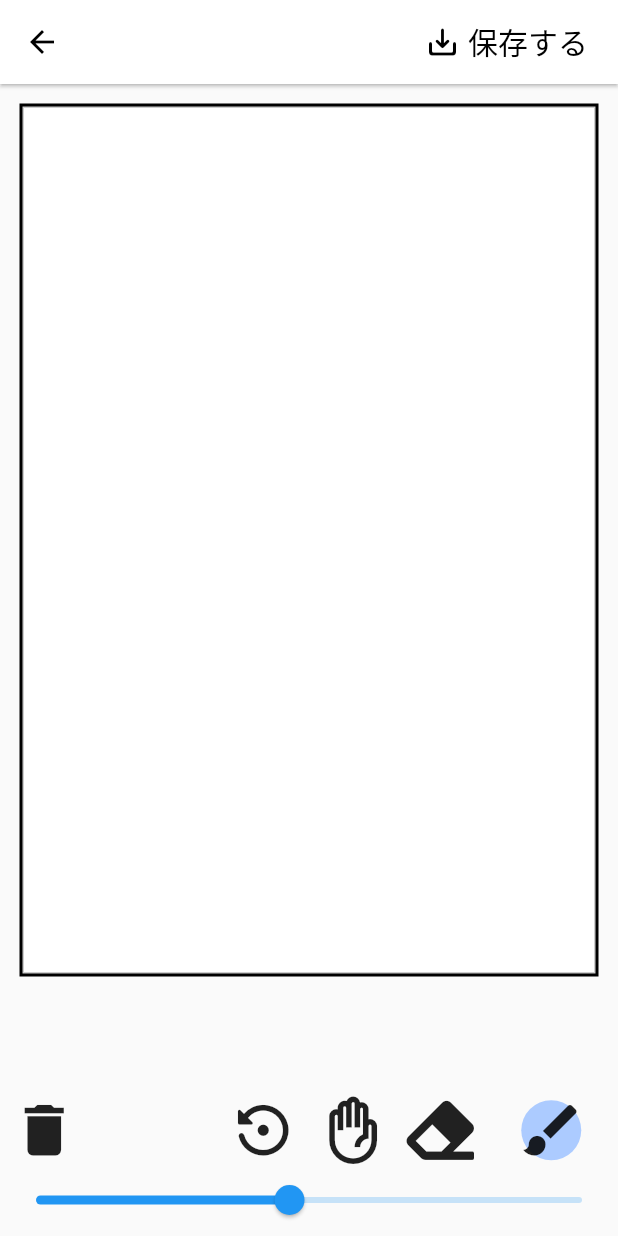
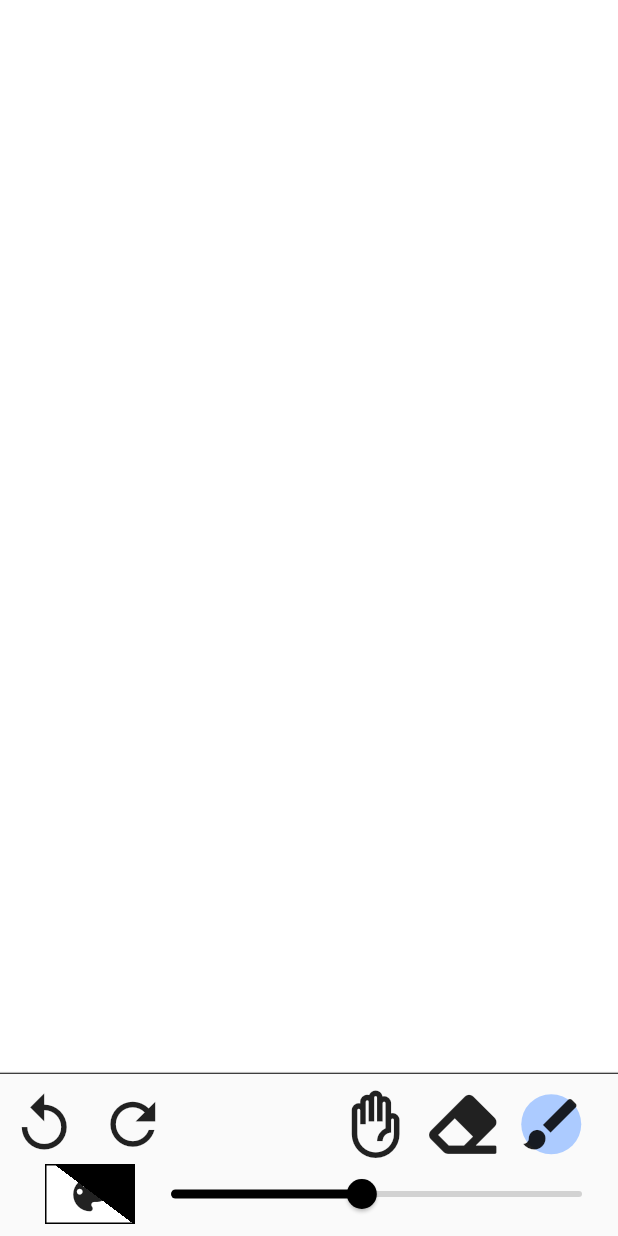
Before and after one commit to KimiMasa1021/HandWrittenMemo-App, a Flutter app: the PaintScreen screen opened directly, on a phone screen of 412 x 824 dp. Run offline on Flutter 3.47's test engine with Material 2 defaults, Android fonts, the phone set to English and light mode, and no system bars; our stand-ins replace cached_network_image, cloud_firestore, firebase_auth, firebase_core, firebase_storage, flutter_colorpicker and 5 more; missing offline and left inert: unity_ads_plugin, zoom_widget; accounts and stored records are empty.

Commit message:
🍇paint

```diff
--- a/lib/model/draw_state.dart
+++ b/lib/model/draw_state.dart
@@ -14,6 +14,7 @@ class DrawState with _$DrawState {
     @Default(false) bool isZoom,
     @Default(7.5) double thickness,
     @Default(Colors.black) Color pickColor,
+    @Default(Colors.black) Color previousColor,
     @Default(Offset.zero) Offset offset,
     @Default(Offset.zero) Offset initialFocalPoint,
     @Default(Offset.zero) Offset sessionOffset,
--- a/lib/screens/Paint/PaintComponent/paint_operate.dart
+++ b/lib/screens/Paint/PaintComponent/paint_operate.dart
@@ -1,45 +1,53 @@
 import 'package:flutter/material.dart';
+import 'package:flutter_colorpicker/flutter_colorpicker.dart';
 import 'package:hooks_riverpod/hooks_riverpod.dart';
 import 'package:zen03/common/shared/my_flutter_app_icons.dart';
 import 'package:zen03/screens/Paint/PaintComponent/paint_operate_icon.dart';
-import 'package:zen03/screens/paint/PaintComponent/color_picker.dart';
+import '../../../common/common.dart';
 import '../../../providers/general_providers.dart';
 
 class PaintOperation extends HookConsumerWidget {
-  const PaintOperation({Key? key}) : super(key: key);
-
+  PaintOperation({Key? key}) : super(key: key);
+  void changeColor(Color color) {}
   @override
   Widget build(BuildContext context, WidgetRef ref) {
     final paintController = ref.watch(drawControllerProvider.notifier);
     final state = ref.watch(drawControllerProvider);
     return SizedBox(
       width: double.infinity,
-      height: 160,
+      height: 110,
       child: Column(
-        mainAxisAlignment: MainAxisAlignment.end,
+        mainAxisAlignment: MainAxisAlignment.start,
         children: [
+          const Divider(
+            height: 3,
+            color: Colors.black,
+          ),
+          const SizedBox(height: 10),
           Row(
             mainAxisAlignment: MainAxisAlignment.spaceBetween,
             children: [
-              //  すべて削除
+              Row(
+                children: [
+                  //ひとつ戻る
                   PaintOperateIcon(
                     pickIcon: const Icon(
-                  Icons.delete,
-                  size: 45,
-                ),
-                function: () => paintController.clear(),
-              ),
-              Row(
-                mainAxisAlignment: MainAxisAlignment.start,
-                children: [
-                  //  ひとつ戻る
-                  PaintOperateIcon(
-                    pickIcon: const Icon(
-                      Icons.settings_backup_restore_rounded,
+                      Icons.replay_outlined,
                       size: 45,
                     ),
                     function: () => paintController.undo(),
                   ),
+                  //ひとつ戻る
+                  PaintOperateIcon(
+                    pickIcon: const Icon(
+                      Icons.refresh,
+                      size: 45,
+                    ),
+                    function: () => paintController.undo(),
+                  ),
+                ],
+              ),
+              const Spacer(),
               //  拡大　縮小
               PaintOperateIcon(
                 pickIcon: const Icon(
@@ -56,7 +64,6 @@ class PaintOperation extends HookConsumerWidget {
                 ),
                 function: () => paintController.chageEraser(Colors.white),
               ),
-                  const SizedBox(width: 15),
               //  ペンモード
               PaintOperateIcon(
                 pickIcon: const Icon(
@@ -68,18 +75,78 @@ class PaintOperation extends HookConsumerWidget {
               const SizedBox(width: 15),
             ],
           ),
-            ],
-          ),
           Consumer(
             builder: (context, ref, child) {
               final paintController =
                   ref.watch(drawControllerProvider.notifier);
               final state = ref.watch(drawControllerProvider);
-              return Slider(
+              return Row(
+                children: [
+                  InkWell(
+                    onTap: () {
+                      showDialog(
+                        context: context,
+                        builder: (BuildContext context) {
+                          return AlertDialog(
+                            titlePadding: const EdgeInsets.all(0),
+                            contentPadding: const EdgeInsets.all(0),
+                            shape: const RoundedRectangleBorder(
+                              borderRadius: BorderRadius.vertical(
+                                top: Radius.circular(500),
+                                bottom: Radius.circular(100),
+                              ),
+                            ),
+                            content: SingleChildScrollView(
+                              child: HueRingPicker(
+                                pickerColor: state.pickColor,
+                                onColorChanged: (color) =>
+                                    paintController.chageColor(color),
+                                enableAlpha: true,
+                                displayThumbColor: true,
+                              ),
+                            ),
+                          );
+                        },
+                      );
+                    },
+                    child: Container(
+                      margin: const EdgeInsets.only(left: 30),
+                      width: 60,
+                      height: 40,
+                      decoration: BoxDecoration(
+                        border: Border.all(),
+                        gradient: LinearGradient(
+                          begin: Alignment.topRight,
+                          end: Alignment.bottomCenter,
+                          colors: [
+                            state.pickColor,
+                            state.pickColor,
+                            Colors.white,
+                          ],
+                          stops: const [0, 0.65, 0.5],
+                        ),
+                      ),
+                      child: const Center(
+                        child: Icon(
+                          Icons.color_lens_rounded,
+                          size: 30,
+                        ),
+                      ),
+                    ),
+                  ),
+                  Expanded(
+                    child: Slider(
+                      label: "1",
+                      thumbColor: Colors.black,
+                      activeColor: Colors.black,
+                      inactiveColor: const Color.fromARGB(255, 210, 210, 210),
                       value: state.thickness,
                       onChanged: (val) => paintController.ticknessSlider(val),
                       min: 1,
                       max: 15,
+                    ),
+                  ),
+                ],
               );
             },
           ),
--- a/lib/screens/Paint/paint_screen.dart
+++ b/lib/screens/Paint/paint_screen.dart
@@ -28,9 +28,9 @@ class PaintScreen extends HookConsumerWidget {
   @override
   Widget build(BuildContext context, WidgetRef ref) {
     // ステータスバーとアップバーの高さを取得
-    var appBarheight =
-        AppBar().preferredSize.height + MediaQuery.of(context).padding.top;
-
+    // var appBarheight =
+    //     AppBar().preferredSize.height + MediaQuery.of(context).padding.top;
+    var appBarheight = MediaQuery.of(context).padding.top;
     ValueNotifier<Offset> offset = useState(Offset.zero);
     ValueNotifier<Offset> initialForcalPOint = useState(Offset.zero);
     ValueNotifier<Offset> sessionOffset = useState(Offset.zero);
@@ -50,58 +50,59 @@ class PaintScreen extends HookConsumerWidget {
         );
         return false;
       },
+      child: SafeArea(
         child: Scaffold(
-        appBar: AppBar(
-          backgroundColor: Colors.white,
-          elevation: 1,
-          centerTitle: true,
-          leading: IconButton(
-            icon: const Icon(
-              Icons.arrow_back,
-              color: Colors.black,
-            ),
-            onPressed: () {
-              showDialog(
-                context: context,
-                builder: (BuildContext context) {
-                  return const PaintBackDialog();
-                },
-              );
-            },
-          ),
-          actions: [
-            Consumer(
-              builder: (context, ref, child) {
-                final pictureRepository = ref.watch(pictureRepositoryProvider);
-                return InkWell(
-                  onTap: () {
-                    pictureRepository.getDrawKey(_imageKey);
-                    showDialog(
-                      context: context,
-                      builder: (BuildContext context) {
-                        return const PaintSaveDialog();
-                      },
-                    );
-                  },
-                  child: Row(
-                    children: const [
-                      Icon(
-                        Icons.save_alt_rounded,
-                        color: Colors.black,
-                      ),
-                      SizedBox(width: 5),
-                      Text(
-                        "保存する",
-                        style: TextStyle(color: Colors.black, fontSize: 20),
-                      ),
-                      SizedBox(width: 20),
-                    ],
-                  ),
-                );
-              },
-            )
-          ],
-        ),
+          // appBar: AppBar(
+          //   backgroundColor: Colors.white,
+          //   elevation: 1,
+          //   centerTitle: true,
+          //   leading: IconButton(
+          //     icon: const Icon(
+          //       Icons.arrow_back,
+          //       color: Colors.black,
+          //     ),
+          //     onPressed: () {
+          //       showDialog(
+          //         context: context,
+          //         builder: (BuildContext context) {
+          //           return const PaintBackDialog();
+          //         },
+          //       );
+          //     },
+          //   ),
+          //   actions: [
+          //     Consumer(
+          //       builder: (context, ref, child) {
+          //         final pictureRepository = ref.watch(pictureRepositoryProvider);
+          //         return InkWell(
+          //           onTap: () {
+          //             pictureRepository.getDrawKey(_imageKey);
+          //             showDialog(
+          //               context: context,
+          //               builder: (BuildContext context) {
+          //                 return const PaintSaveDialog();
+          //               },
+          //             );
+          //           },
+          //           child: Row(
+          //             children: const [
+          //               Icon(
+          //                 Icons.save_alt_rounded,
+          //                 color: Colors.black,
+          //               ),
+          //               SizedBox(width: 5),
+          //               Text(
+          //                 "保存する",
+          //                 style: TextStyle(color: Colors.black, fontSize: 20),
+          //               ),
+          //               SizedBox(width: 20),
+          //             ],
+          //           ),
+          //         );
+          //       },
+          //     )
+          //   ],
+          // ),
           body: SingleChildScrollView(
             physics: const NeverScrollableScrollPhysics(), //スクロールを無効
             child: SizedBox(
@@ -109,8 +110,6 @@ class PaintScreen extends HookConsumerWidget {
               child: Column(
                 children: [
                   Expanded(
-                  child: Padding(
-                      padding: const EdgeInsets.all(13.0),
                     child: GestureDetector(
                       onScaleStart: (ScaleStartDetails details) {
                         initialForcalPOint.value = details.focalPoint;
@@ -129,9 +128,8 @@ class PaintScreen extends HookConsumerWidget {
                         clipBehavior: Clip.hardEdge,
                         width: double.infinity,
                         height: double.infinity,
-                          decoration: BoxDecoration(
-                            color: const Color.fromARGB(192, 192, 192, 192),
-                            border: Border.all(width: 2),
+                        decoration: const BoxDecoration(
+                          color: Color.fromARGB(192, 192, 192, 192),
                         ),
                         child: RepaintBoundary(
                           key: _imageKey,
@@ -156,6 +154,7 @@ class PaintScreen extends HookConsumerWidget {
                                       },
                                       child: Container(
                                         key: _key,
+                                        clipBehavior: Clip.hardEdge,
                                         decoration: BoxDecoration(
                                           image: editPictureUrl != null
                                               ? DecorationImage(
@@ -165,7 +164,6 @@ class PaintScreen extends HookConsumerWidget {
                                               : null,
                                           color: Colors.white,
                                         ),
-                                          margin: const EdgeInsets.all(1),
                                         child: CustomPaint(
                                           painter: Painter(
                                             state: state,
@@ -191,7 +189,6 @@ class PaintScreen extends HookConsumerWidget {
                                             : null,
                                         color: Colors.white,
                                       ),
-                                        margin: const EdgeInsets.all(1),
                                       child: CustomPaint(
                                         painter: Painter(
                                           state: state,
@@ -203,10 +200,11 @@ class PaintScreen extends HookConsumerWidget {
                                 ),
                         ),
                       ),
-                      )),
+                    ),
                   ), //描画領域
-                const PaintOperation(), //操作領域
+                  PaintOperation(), //操作領域
                 ],
+              ),
             ),
           ),
         ),
--- a/pubspec.yaml
+++ b/pubspec.yaml
@@ -51,6 +51,7 @@ dependencies:
   unity_ads_plugin: ^0.3.4
   share_plus: ^4.0.10
   zoom_widget: ^0.2.1
+  flutter_colorpicker: ^1.0.3
 
 dev_dependencies:
   flutter_test:
```
Also changed, not shown: lib/common/common.dart (+16 -2 lines), lib/controller/draw_controller.dart (+8 -13 lines), lib/screens/Paint/PaintComponent/color_picker.dart (+37 -37 lines), lib/model/draw_state.freezed.dart, pubspec.lock. Lines whose indentation alone changed are shown as unchanged.
